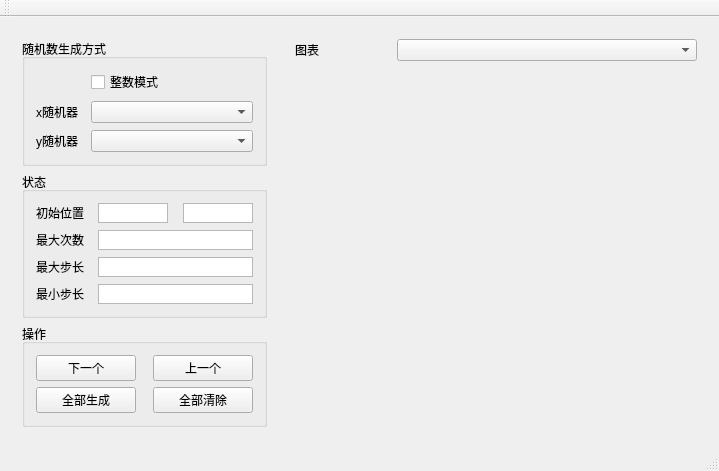
NKUCSPaperGroup/RandomRun, file RandomRun/RandomRunApp.ui: the form before one commit.
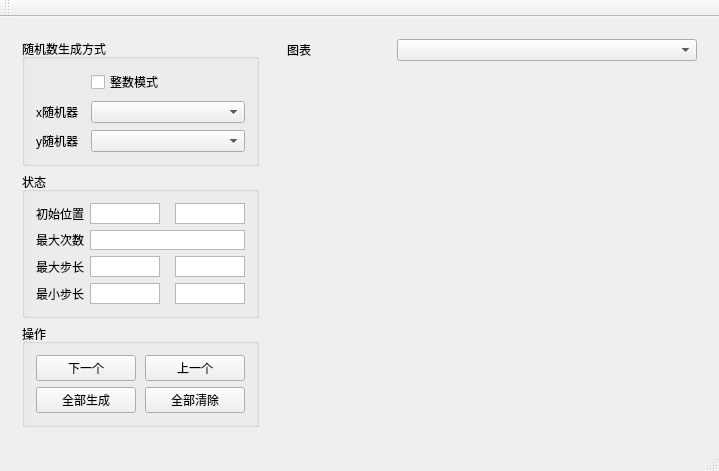
The form after the commit.

Diff of the .ui file:
```diff
--- a/RandomRun/RandomRunApp.ui
+++ b/RandomRun/RandomRunApp.ui
@@ -149,12 +149,110 @@
           <string>状态</string>
          </property>
          <layout class="QGridLayout" name="gridLayout_2">
-          <property name="horizontalSpacing">
-           <number>14</number>
-          </property>
-          <property name="verticalSpacing">
-           <number>7</number>
-          </property>
+          <item row="0" column="0">
+           <widget class="QLabel" name="label">
+            <property name="sizePolicy">
+             <sizepolicy hsizetype="Preferred" vsizetype="Preferred">
+              <horstretch>2</horstretch>
+              <verstretch>0</verstretch>
+             </sizepolicy>
+            </property>
+            <property name="text">
+             <string>初始位置</string>
+            </property>
+           </widget>
+          </item>
+          <item row="0" column="1">
+           <layout class="QHBoxLayout" name="horizontalLayout_2" stretch="1,1">
+            <property name="spacing">
+             <number>15</number>
+            </property>
+            <item>
+             <widget class="QTextEdit" name="xiEdit">
+              <property name="sizePolicy">
+               <sizepolicy hsizetype="Preferred" vsizetype="Preferred">
+                <horstretch>0</horstretch>
+                <verstretch>0</verstretch>
+               </sizepolicy>
+              </property>
+              <property name="minimumSize">
+               <size>
+                <width>0</width>
+                <height>10</height>
+               </size>
+              </property>
+              <property name="maximumSize">
+               <size>
+                <width>16777215</width>
+                <height>35</height>
+               </size>
+              </property>
+              <property name="font">
+               <font>
+                <family>Adobe Arabic</family>
+                <pointsize>13</pointsize>
+                <weight>50</weight>
+                <bold>false</bold>
+               </font>
+              </property>
+              <property name="verticalScrollBarPolicy">
+               <enum>Qt::ScrollBarAlwaysOff</enum>
+              </property>
+              <property name="horizontalScrollBarPolicy">
+               <enum>Qt::ScrollBarAlwaysOff</enum>
+              </property>
+              <property name="tabChangesFocus">
+               <bool>true</bool>
+              </property>
+              <property name="acceptRichText">
+               <bool>false</bool>
+              </property>
+             </widget>
+            </item>
+            <item>
+             <widget class="QTextEdit" name="yiEdit">
+              <property name="sizePolicy">
+               <sizepolicy hsizetype="Preferred" vsizetype="Preferred">
+                <horstretch>0</horstretch>
+                <verstretch>0</verstretch>
+               </sizepolicy>
+              </property>
+              <property name="minimumSize">
+               <size>
+                <width>0</width>
+                <height>10</height>
+               </size>
+              </property>
+              <property name="maximumSize">
+               <size>
+                <width>16777215</width>
+                <height>35</height>
+               </size>
+              </property>
+              <property name="font">
+               <font>
+                <family>Adobe Arabic</family>
+                <pointsize>13</pointsize>
+                <weight>50</weight>
+                <bold>false</bold>
+               </font>
+              </property>
+              <property name="verticalScrollBarPolicy">
+               <enum>Qt::ScrollBarAlwaysOff</enum>
+              </property>
+              <property name="horizontalScrollBarPolicy">
+               <enum>Qt::ScrollBarAlwaysOff</enum>
+              </property>
+              <property name="tabChangesFocus">
+               <bool>true</bool>
+              </property>
+              <property name="acceptRichText">
+               <bool>false</bool>
+              </property>
+             </widget>
+            </item>
+           </layout>
+          </item>
           <item row="1" column="0">
            <widget class="QLabel" name="label_4">
             <property name="sizePolicy">
@@ -168,186 +266,11 @@
             </property>
            </widget>
           </item>
-          <item row="2" column="1">
-           <widget class="QTextEdit" name="maxStepTextEdit">
-            <property name="sizePolicy">
-             <sizepolicy hsizetype="Preferred" vsizetype="Preferred">
-              <horstretch>8</horstretch>
-              <verstretch>0</verstretch>
-             </sizepolicy>
-            </property>
-            <property name="minimumSize">
-             <size>
-              <width>0</width>
-              <height>10</height>
-             </size>
-            </property>
-            <property name="maximumSize">
-             <size>
-              <width>16777215</width>
-              <height>35</height>
-             </size>
-            </property>
-            <property name="font">
-             <font>
-              <family>Adobe Arabic</family>
-              <pointsize>13</pointsize>
-              <weight>50</weight>
-              <bold>false</bold>
-             </font>
-            </property>
-            <property name="verticalScrollBarPolicy">
-             <enum>Qt::ScrollBarAlwaysOff</enum>
-            </property>
-            <property name="horizontalScrollBarPolicy">
-             <enum>Qt::ScrollBarAlwaysOff</enum>
-            </property>
-            <property name="tabChangesFocus">
-             <bool>true</bool>
-            </property>
-            <property name="acceptRichText">
-             <bool>false</bool>
-            </property>
-           </widget>
-          </item>
-          <item row="0" column="1">
-           <layout class="QHBoxLayout" name="horizontalLayout_2" stretch="1,1">
-            <property name="spacing">
-             <number>15</number>
-            </property>
-            <item>
-             <widget class="QTextEdit" name="xtextEdit">
-              <property name="sizePolicy">
-               <sizepolicy hsizetype="Preferred" vsizetype="Preferred">
-                <horstretch>0</horstretch>
-                <verstretch>0</verstretch>
-               </sizepolicy>
-              </property>
-              <property name="minimumSize">
-               <size>
-                <width>0</width>
-                <height>10</height>
-               </size>
-              </property>
-              <property name="maximumSize">
-               <size>
-                <width>16777215</width>
-                <height>35</height>
-               </size>
-              </property>
-              <property name="font">
-               <font>
-                <family>Adobe Arabic</family>
-                <pointsize>13</pointsize>
-                <weight>50</weight>
-                <bold>false</bold>
-               </font>
-              </property>
-              <property name="verticalScrollBarPolicy">
-               <enum>Qt::ScrollBarAlwaysOff</enum>
-              </property>
-              <property name="horizontalScrollBarPolicy">
-               <enum>Qt::ScrollBarAlwaysOff</enum>
-              </property>
-              <property name="tabChangesFocus">
-               <bool>true</bool>
-              </property>
-              <property name="acceptRichText">
-               <bool>false</bool>
-              </property>
-             </widget>
-            </item>
-            <item>
-             <widget class="QTextEdit" name="ytextEdit">
-              <property name="sizePolicy">
-               <sizepolicy hsizetype="Preferred" vsizetype="Preferred">
-                <horstretch>0</horstretch>
-                <verstretch>0</verstretch>
-               </sizepolicy>
-              </property>
-              <property name="minimumSize">
-               <size>
-                <width>0</width>
-                <height>10</height>
-               </size>
-              </property>
-              <property name="maximumSize">
-               <size>
-                <width>16777215</width>
-                <height>35</height>
-               </size>
-              </property>
-              <property name="font">
-               <font>
-                <family>Adobe Arabic</family>
-                <pointsize>13</pointsize>
-                <weight>50</weight>
-                <bold>false</bold>
-               </font>
-              </property>
-              <property name="verticalScrollBarPolicy">
-               <enum>Qt::ScrollBarAlwaysOff</enum>
-              </property>
-              <property name="horizontalScrollBarPolicy">
-               <enum>Qt::ScrollBarAlwaysOff</enum>
-              </property>
-              <property name="tabChangesFocus">
-               <bool>true</bool>
-              </property>
-              <property name="acceptRichText">
-               <bool>false</bool>
-              </property>
-             </widget>
-            </item>
-           </layout>
-          </item>
           <item row="1" column="1">
            <widget class="QTextEdit" name="maxTimesTextEdit">
             <property name="sizePolicy">
              <sizepolicy hsizetype="Preferred" vsizetype="Preferred">
-              <horstretch>8</horstretch>
-              <verstretch>0</verstretch>
-             </sizepolicy>
-            </property>
-            <property name="minimumSize">
-             <size>
-              <width>0</width>
-              <height>10</height>
-             </size>
-            </property>
-            <property name="maximumSize">
-             <size>
-              <width>16777215</width>
-              <height>35</height>
-             </size>
-            </property>
-            <property name="font">
-             <font>
-              <family>Adobe Arabic</family>
-              <pointsize>13</pointsize>
-              <weight>50</weight>
-              <bold>false</bold>
-             </font>
-            </property>
-            <property name="verticalScrollBarPolicy">
-             <enum>Qt::ScrollBarAlwaysOff</enum>
-            </property>
-            <property name="horizontalScrollBarPolicy">
-             <enum>Qt::ScrollBarAlwaysOff</enum>
-            </property>
-            <property name="tabChangesFocus">
-             <bool>true</bool>
-            </property>
-            <property name="acceptRichText">
-             <bool>false</bool>
-            </property>
-           </widget>
-          </item>
-          <item row="3" column="1">
-           <widget class="QTextEdit" name="minStepTextEdit">
-            <property name="sizePolicy">
-             <sizepolicy hsizetype="Preferred" vsizetype="Preferred">
-              <horstretch>8</horstretch>
+              <horstretch>0</horstretch>
               <verstretch>0</verstretch>
              </sizepolicy>
             </property>
@@ -398,20 +321,98 @@
             </property>
            </widget>
           </item>
-          <item row="0" column="0">
-           <widget class="QLabel" name="label">
-            <property name="sizePolicy">
-             <sizepolicy hsizetype="Preferred" vsizetype="Preferred">
-              <horstretch>2</horstretch>
-              <verstretch>0</verstretch>
-             </sizepolicy>
+          <item row="2" column="1">
+           <layout class="QHBoxLayout" name="horizontalLayout_7" stretch="1,1">
+            <property name="spacing">
+             <number>15</number>
             </property>
-            <property name="text">
-             <string>初始位置</string>
-            </property>
-           </widget>
+            <item>
+             <widget class="QTextEdit" name="xMaxStepEdit">
+              <property name="sizePolicy">
+               <sizepolicy hsizetype="Preferred" vsizetype="Preferred">
+                <horstretch>0</horstretch>
+                <verstretch>0</verstretch>
+               </sizepolicy>
+              </property>
+              <property name="minimumSize">
+               <size>
+                <width>0</width>
+                <height>10</height>
+               </size>
+              </property>
+              <property name="maximumSize">
+               <size>
+                <width>16777215</width>
+                <height>35</height>
+               </size>
+              </property>
+              <property name="font">
+               <font>
+                <family>Adobe Arabic</family>
+                <pointsize>13</pointsize>
+                <weight>50</weight>
+                <bold>false</bold>
+               </font>
+              </property>
+              <property name="verticalScrollBarPolicy">
+               <enum>Qt::ScrollBarAlwaysOff</enum>
+              </property>
+              <property name="horizontalScrollBarPolicy">
+               <enum>Qt::ScrollBarAlwaysOff</enum>
+              </property>
+              <property name="tabChangesFocus">
+               <bool>true</bool>
+              </property>
+              <property name="acceptRichText">
+               <bool>false</bool>
+              </property>
+             </widget>
+            </item>
+            <item>
+             <widget class="QTextEdit" name="yMaxStepEdit">
+              <property name="sizePolicy">
+               <sizepolicy hsizetype="Preferred" vsizetype="Preferred">
+                <horstretch>0</horstretch>
+                <verstretch>0</verstretch>
+               </sizepolicy>
+              </property>
+              <property name="minimumSize">
+               <size>
+                <width>0</width>
+                <height>10</height>
+               </size>
+              </property>
+              <property name="maximumSize">
+               <size>
+                <width>16777215</width>
+                <height>35</height>
+               </size>
+              </property>
+              <property name="font">
+               <font>
+                <family>Adobe Arabic</family>
+                <pointsize>13</pointsize>
+                <weight>50</weight>
+                <bold>false</bold>
+               </font>
+              </property>
+              <property name="verticalScrollBarPolicy">
+               <enum>Qt::ScrollBarAlwaysOff</enum>
+              </property>
+              <property name="horizontalScrollBarPolicy">
+               <enum>Qt::ScrollBarAlwaysOff</enum>
+              </property>
+              <property name="tabChangesFocus">
+               <bool>true</bool>
+              </property>
+              <property name="acceptRichText">
+               <bool>false</bool>
+              </property>
+             </widget>
+            </item>
+           </layout>
           </item>
-          <item row="3" column="0">
+          <item row="4" column="0">
            <widget class="QLabel" name="label_6">
             <property name="sizePolicy">
              <sizepolicy hsizetype="Preferred" vsizetype="Preferred">
@@ -424,6 +425,97 @@
             </property>
            </widget>
           </item>
+          <item row="4" column="1">
+           <layout class="QHBoxLayout" name="horizontalLayout_8" stretch="1,1">
+            <property name="spacing">
+             <number>15</number>
+            </property>
+            <item>
+             <widget class="QTextEdit" name="xMinStepEdit">
+              <property name="sizePolicy">
+               <sizepolicy hsizetype="Preferred" vsizetype="Preferred">
+                <horstretch>0</horstretch>
+                <verstretch>0</verstretch>
+               </sizepolicy>
+              </property>
+              <property name="minimumSize">
+               <size>
+                <width>0</width>
+                <height>10</height>
+               </size>
+              </property>
+              <property name="maximumSize">
+               <size>
+                <width>16777215</width>
+                <height>35</height>
+               </size>
+              </property>
+              <property name="font">
+               <font>
+                <family>Adobe Arabic</family>
+                <pointsize>13</pointsize>
+                <weight>50</weight>
+                <bold>false</bold>
+               </font>
+              </property>
+              <property name="verticalScrollBarPolicy">
+               <enum>Qt::ScrollBarAlwaysOff</enum>
+              </property>
+              <property name="horizontalScrollBarPolicy">
+               <enum>Qt::ScrollBarAlwaysOff</enum>
+              </property>
+              <property name="tabChangesFocus">
+               <bool>true</bool>
+              </property>
+              <property name="acceptRichText">
+               <bool>false</bool>
+              </property>
+             </widget>
+            </item>
+            <item>
+             <widget class="QTextEdit" name="yMinStepEdit">
+              <property name="sizePolicy">
+               <sizepolicy hsizetype="Preferred" vsizetype="Preferred">
+                <horstretch>0</horstretch>
+                <verstretch>0</verstretch>
+               </sizepolicy>
+              </property>
+              <property name="minimumSize">
+               <size>
+                <width>0</width>
+                <height>10</height>
+               </size>
+              </property>
+              <property name="maximumSize">
+               <size>
+                <width>16777215</width>
+                <height>35</height>
+               </size>
+              </property>
+              <property name="font">
+               <font>
+                <family>Adobe Arabic</family>
+                <pointsize>13</pointsize>
+                <weight>50</weight>
+                <bold>false</bold>
+               </font>
+              </property>
+              <property name="verticalScrollBarPolicy">
+               <enum>Qt::ScrollBarAlwaysOff</enum>
+              </property>
+              <property name="horizontalScrollBarPolicy">
+               <enum>Qt::ScrollBarAlwaysOff</enum>
+              </property>
+              <property name="tabChangesFocus">
+               <bool>true</bool>
+              </property>
+              <property name="acceptRichText">
+               <bool>false</bool>
+              </property>
+             </widget>
+            </item>
+           </layout>
+          </item>
          </layout>
         </widget>
        </item>
@@ -469,7 +561,7 @@
             <item>
              <spacer name="horizontalSpacer">
               <property name="sizePolicy">
-               <sizepolicy hsizetype="Preferred" vsizetype="Minimum">
+               <sizepolicy hsizetype="Minimum" vsizetype="Minimum">
                 <horstretch>0</horstretch>
                 <verstretch>0</verstretch>
                </sizepolicy>
@@ -542,7 +634,7 @@
             <item>
              <spacer name="horizontalSpacer_2">
               <property name="sizePolicy">
-               <sizepolicy hsizetype="Preferred" vsizetype="Minimum">
+               <sizepolicy hsizetype="Minimum" vsizetype="Minimum">
                 <horstretch>0</horstretch>
                 <verstretch>0</verstretch>
                </sizepolicy>
```
Left out of the diff: 2 changed lines with no effect on the pictures.
